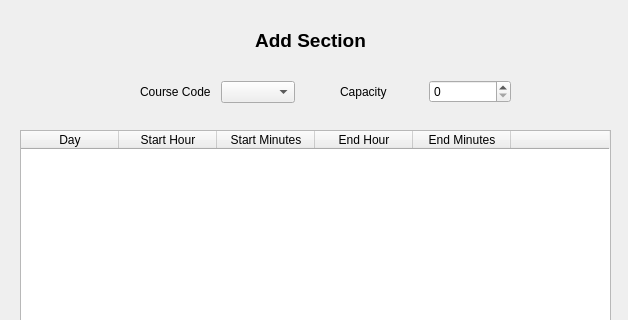
The window that PreRegistrationGui/dialogaddsection.ui (ritaaoun/Preregistration) describes before a commit, drawn with Qt 5; both pictures show x 0 to 628 and y 0 to 320 of the 628 by 499 pixel window.
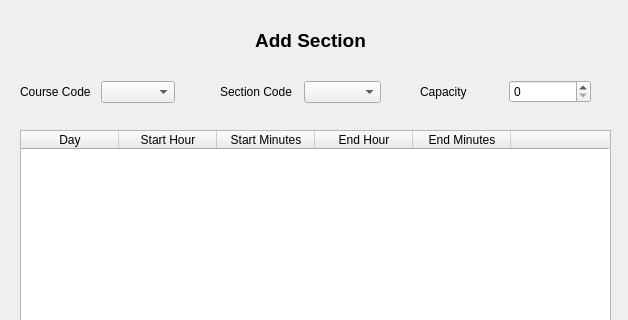
The same window after the commit.

Commit message: Added Remove Section for GUI

What changed in the file:
```diff
--- a/PreRegistrationGui/dialogaddsection.ui
+++ b/PreRegistrationGui/dialogaddsection.ui
@@ -127,10 +127,10 @@
     <string>Remove TimeSlots</string>
    </property>
   </widget>
-  <widget class="QWidget" name="">
+  <widget class="QWidget" name="layoutWidget">
    <property name="geometry">
     <rect>
-     <x>340</x>
+     <x>420</x>
      <y>80</y>
      <width>171</width>
      <height>24</height>
@@ -153,10 +153,10 @@
     </item>
    </layout>
   </widget>
-  <widget class="QWidget" name="">
+  <widget class="QWidget" name="layoutWidget">
    <property name="geometry">
     <rect>
-     <x>140</x>
+     <x>20</x>
      <y>80</y>
      <width>155</width>
      <height>24</height>
@@ -175,6 +175,28 @@
     </item>
    </layout>
   </widget>
+  <widget class="QWidget" name="layoutWidget_2">
+   <property name="geometry">
+    <rect>
+     <x>220</x>
+     <y>80</y>
+     <width>161</width>
+     <height>24</height>
+    </rect>
+   </property>
+   <layout class="QHBoxLayout" name="horizontalLayout_3">
+    <item>
+     <widget class="QLabel" name="label_section">
+      <property name="text">
+       <string>Section Code</string>
+      </property>
+     </widget>
+    </item>
+    <item>
+     <widget class="QComboBox" name="cbSectionNumber"/>
+    </item>
+   </layout>
+  </widget>
  </widget>
  <resources/>
  <connections/>
```
Left out of the diff: 2 changed lines with no effect on the pictures. The commit also changes 9 other files.
